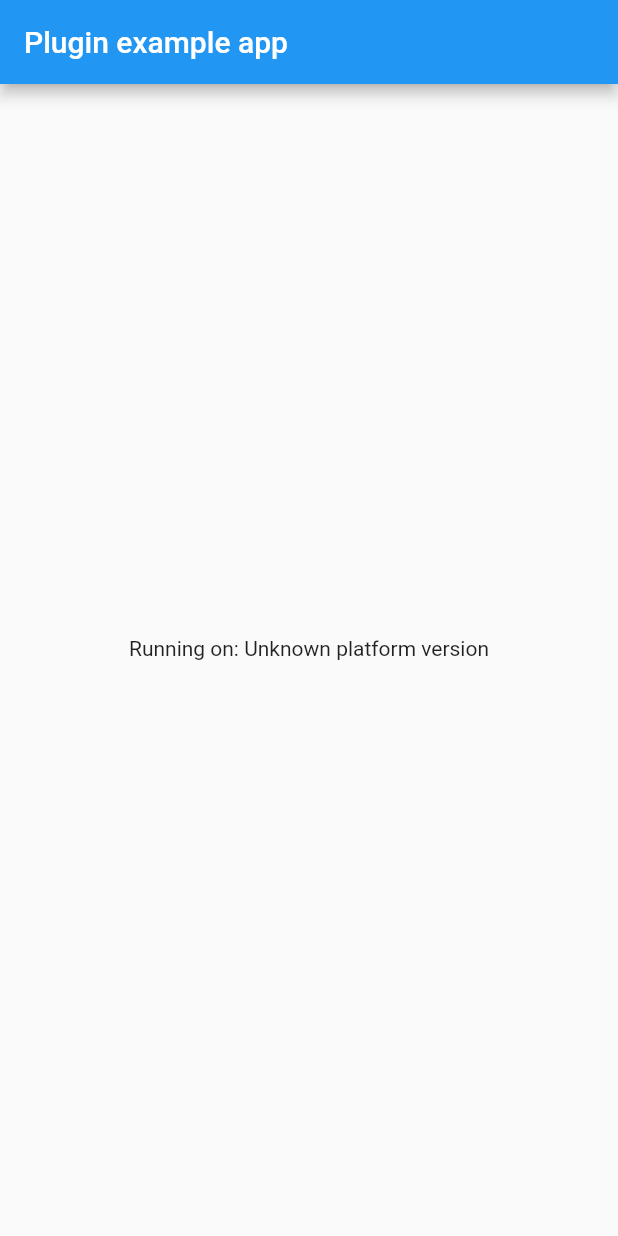
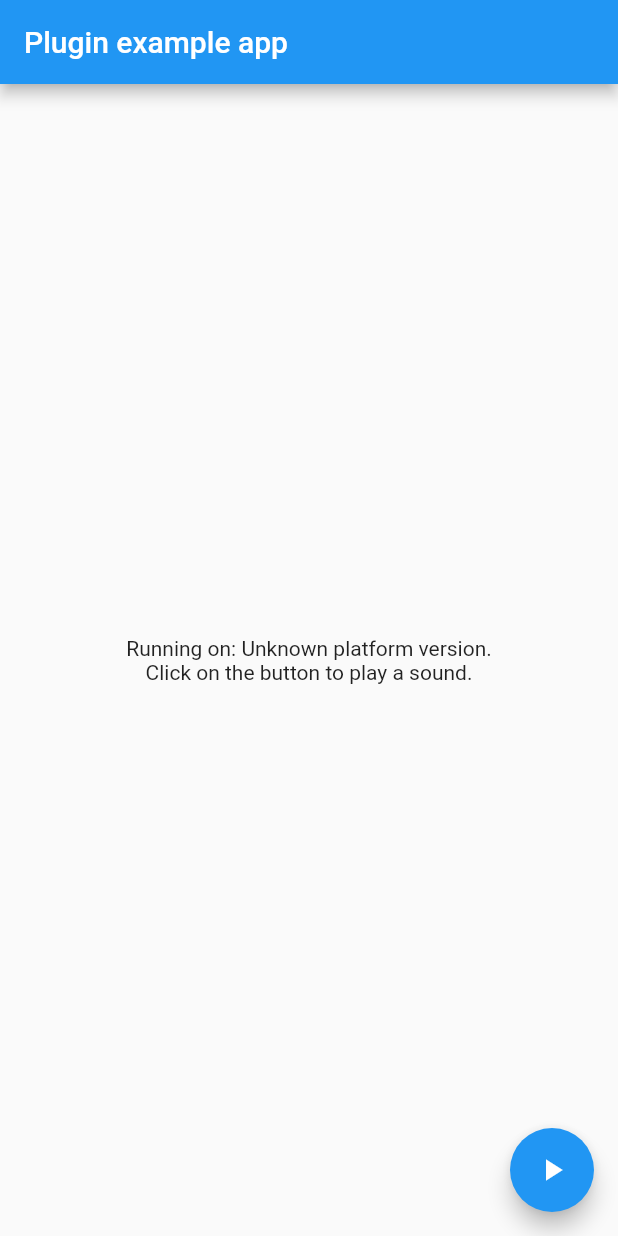
Before and after one commit to vital-edu/ios_flutter_plugin_with_native_assets, a Flutter app: the screen it shows after launch, on a phone screen of 412 x 824 dp. Run offline on Flutter 3.47's test engine with Material 2 defaults, Android fonts, the phone set to English and light mode, and no system bars.

Commit message:
Prepare example project to use the plugin.

```diff
--- a/example/lib/main.dart
+++ b/example/lib/main.dart
@@ -54,7 +54,20 @@ class _MyAppState extends State<MyApp> {
           title: const Text('Plugin example app'),
         ),
         body: Center(
-          child: Text('Running on: $_platformVersion\n'),
+          child: Column(
+            mainAxisSize: MainAxisSize.max,
+            mainAxisAlignment: MainAxisAlignment.center,
+            children: [
+              Text('Running on: $_platformVersion.'),
+              const Text('Click on the button to play a sound.'),
+            ],
+          ),
+        ),
+        floatingActionButton: FloatingActionButton(
+          child: const Icon(Icons.play_arrow),
+          onPressed: () {
+            // MyFlutterPlugin.playSound()
+          },
         ),
       ),
     );
```
Also changed, not shown: 3 other files.
